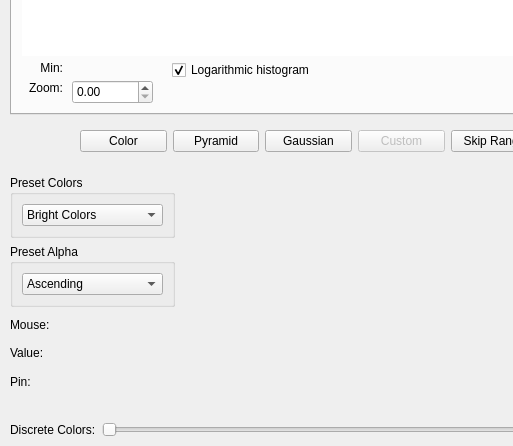
Old version of the form vox-desk-qt/src/vvtfdialog.ui in the repository deskvox/deskvox; both pictures show x 0 to 513 and y 246 to 692 of the 824 by 808 pixel window.
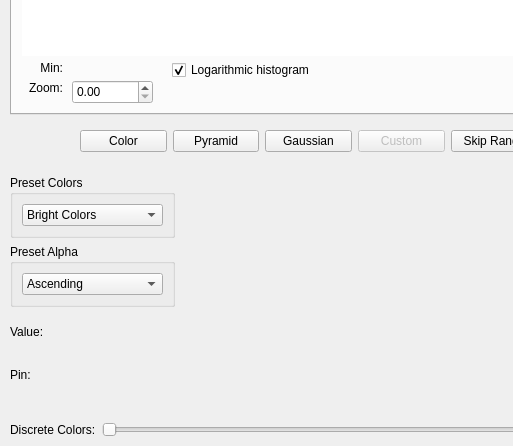
New version of the form.

Patch:
```diff
--- a/vox-desk-qt/src/vvtfdialog.ui
+++ b/vox-desk-qt/src/vvtfdialog.ui
@@ -256,7 +256,7 @@
       <rect>
        <x>160</x>
        <y>270</y>
-       <width>161</width>
+       <width>191</width>
        <height>20</height>
       </rect>
      </property>
@@ -486,13 +486,6 @@
       </layout>
      </widget>
     </item>
-    <item>
-     <widget class="QLabel" name="mouseLabel">
-      <property name="text">
-       <string>Mouse:</string>
-      </property>
-     </widget>
-    </item>
     <item>
      <widget class="QLabel" name="valueLabel">
       <property name="text">
```
